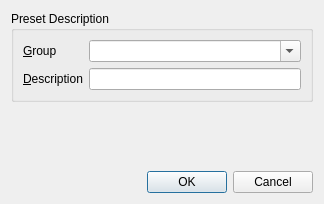
Above: sdrbase/gui/addpresetdialog.ui from f4exb/sdrangel before the change. Below: the same form after it.
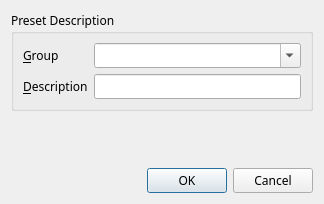
That is the form after the change.

Commit message: Font size and face normalization (final)

Diff of the .ui file:
```diff
--- a/sdrbase/gui/addpresetdialog.ui
+++ b/sdrbase/gui/addpresetdialog.ui
@@ -10,6 +10,12 @@
     <height>204</height>
    </rect>
   </property>
+  <property name="font">
+   <font>
+    <family>Sans Serif</family>
+    <pointsize>9</pointsize>
+   </font>
+  </property>
   <property name="windowTitle">
    <string>Dialog</string>
   </property>
```
The commit also changes 13 other files.
